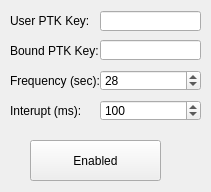
Old version of the form PushToTalkHeartBeat/PushToTalkHeartBeat.ui in the repository Procdox/PushToTalkHeartBeat.
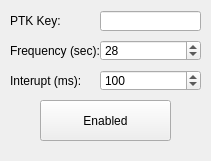
New version of the form. Custom widgets are drawn as their Qt base class.

What changed in the file:
```diff
--- a/PushToTalkHeartBeat/PushToTalkHeartBeat.ui
+++ b/PushToTalkHeartBeat/PushToTalkHeartBeat.ui
@@ -7,7 +7,7 @@
     <x>0</x>
     <y>0</y>
     <width>211</width>
-    <height>192</height>
+    <height>161</height>
    </rect>
   </property>
   <property name="windowTitle">
@@ -34,14 +34,14 @@
      </rect>
     </property>
     <property name="text">
-     <string>User PTK Key:</string>
+     <string>PTK Key:</string>
     </property>
    </widget>
    <widget class="QPushButton" name="enabled">
     <property name="geometry">
      <rect>
-      <x>30</x>
-      <y>140</y>
+      <x>40</x>
+      <y>100</y>
       <width>131</width>
       <height>41</height>
      </rect>
@@ -57,7 +57,7 @@
     <property name="geometry">
      <rect>
       <x>100</x>
-      <y>70</y>
+      <y>40</y>
       <width>101</width>
       <height>21</height>
      </rect>
@@ -73,7 +73,7 @@
     <property name="geometry">
      <rect>
       <x>10</x>
-      <y>70</y>
+      <y>40</y>
       <width>91</width>
       <height>21</height>
      </rect>
@@ -82,34 +82,11 @@
      <string>Frequency (sec):</string>
     </property>
    </widget>
-   <widget class="QLabel" name="label_3">
-    <property name="geometry">
-     <rect>
-      <x>10</x>
-      <y>40</y>
-      <width>91</width>
-      <height>21</height>
-     </rect>
-    </property>
-    <property name="text">
-     <string>Bound PTK Key:</string>
-    </property>
-   </widget>
-   <widget class="NativeKeySequence" name="keys_output">
-    <property name="geometry">
-     <rect>
-      <x>100</x>
-      <y>40</y>
-      <width>101</width>
-      <height>20</height>
-     </rect>
-    </property>
-   </widget>
    <widget class="QSpinBox" name="delay">
     <property name="geometry">
      <rect>
       <x>100</x>
-      <y>100</y>
+      <y>70</y>
       <width>101</width>
       <height>21</height>
      </rect>
@@ -131,7 +108,7 @@
     <property name="geometry">
      <rect>
       <x>10</x>
-      <y>100</y>
+      <y>70</y>
       <width>91</width>
       <height>21</height>
      </rect>
```
